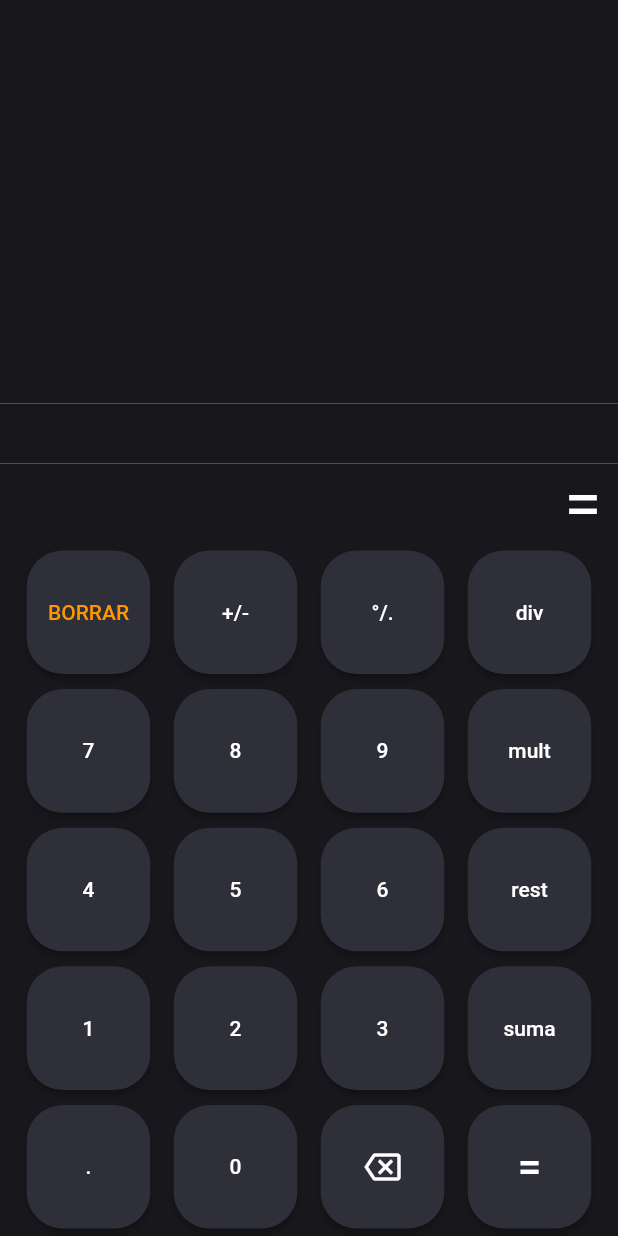
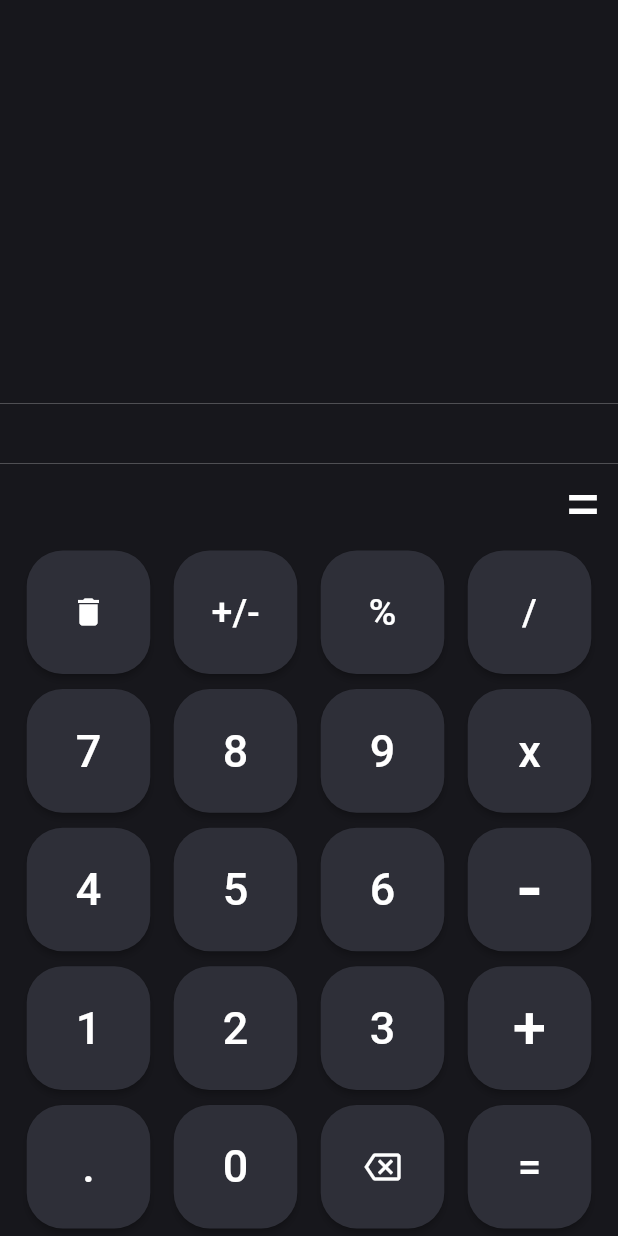
Before and after one commit to CarlosApala/app_calculadora, a Flutter app: the screen it shows after launch, on a phone screen of 412 x 824 dp. Run offline on Flutter 3.47's test engine with Material 2 defaults, Android fonts, the phone set to English and light mode, and no system bars; our stand-ins replace bloc, flutter_bloc.

Commit message:
guardar icono

```diff
--- a/lib/widgets/boton_calculadora.dart
+++ b/lib/widgets/boton_calculadora.dart
@@ -40,7 +40,7 @@ class BotonCalculador extends StatelessWidget {
           child: numero != ""
               ? Text(
                   numero!,
-                  style: style,
+                  style: style ?? const TextStyle(fontSize: 30),
                 )
               : icono),
       //const Icon(Icons.backspace_outlined)),
--- a/lib/widgets/teclado_calculadora.dart
+++ b/lib/widgets/teclado_calculadora.dart
@@ -23,13 +23,20 @@ class TecladoCalculadora extends StatelessWidget {
               crossAxisAlignment: CrossAxisAlignment.center,
               children: [
                 BotonCalculador(
-                    numero: "BORRAR",
+                    icono: Icon(Icons.delete),
                     evento: DeleteNumeroEvent(),
                     style: const TextStyle(color: Colors.orange)),
-                const BotonCalculador(numero: "+/-"),
-                const BotonCalculador(numero: "°/."),
+                const BotonCalculador(
+                  numero: "+/-",
+                  style: TextStyle(fontSize: 25),
+                ),
+                const BotonCalculador(
+                  numero: "%",
+                  style: TextStyle(fontSize: 25),
+                ),
                 BotonCalculador(
-                  numero: "div",
+                  numero: "/",
+                  style: TextStyle(fontSize: 25),
                   evento: DefinirOperacion(operador: TipoOperador.divi),
                 ),
               ],
@@ -51,7 +58,8 @@ class TecladoCalculadora extends StatelessWidget {
                   evento: SetNumeroEvent(valor: "9"),
                 ),
                 BotonCalculador(
-                  numero: "mult",
+                  numero: "x",
+                  style: TextStyle(fontSize: 30),
                   evento: DefinirOperacion(operador: TipoOperador.multi),
                 ),
               ],
@@ -72,8 +80,10 @@ class TecladoCalculadora extends StatelessWidget {
                   evento: SetNumeroEvent(valor: "6"),
                 ),
                 BotonCalculador(
-                    numero: "rest",
-                    evento: DefinirOperacion(operador: TipoOperador.resta)),
+                  numero: "-",
+                  evento: DefinirOperacion(operador: TipoOperador.resta),
+                  style: TextStyle(fontSize: 50),
+                ),
               ],
             ),
             Row(
@@ -92,7 +102,8 @@ class TecladoCalculadora extends StatelessWidget {
                   evento: SetNumeroEvent(valor: "3"),
                 ),
                 BotonCalculador(
-                    numero: "suma",
+                    numero: "+",
+                    style: TextStyle(fontSize: 40),
                     evento: DefinirOperacion(operador: TipoOperador.suma))
               ],
             ),
```
Also changed, not shown: pubspec.lock, 1 other file.
